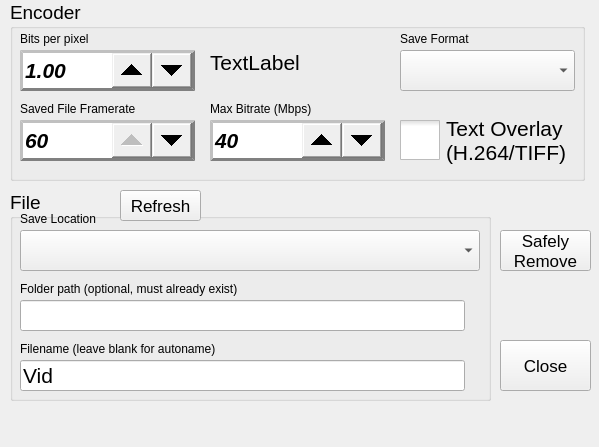
Old version of the form src/savesettingswindow.ui in the repository krontech/chronos-cam-app.
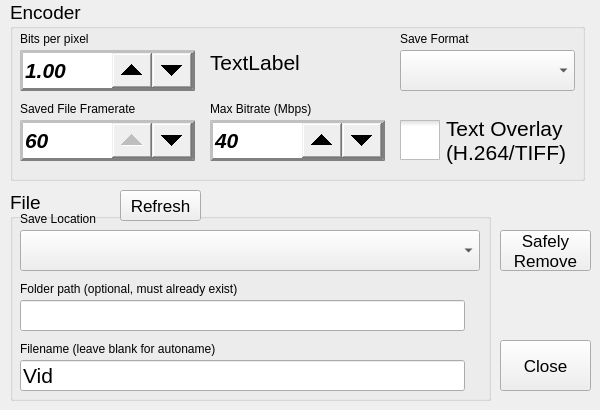
New version of the form. Custom widgets are drawn as their Qt base class.

Commit message:
Replace demo mode by making the playback buttons sticky.
Pressing either the forward or reverse buttons will start playback
and continue playing back after releasing the button. Tapping the
button a second time will toggle playback on and off.

What changed in the file:
```diff
--- a/src/savesettingswindow.ui
+++ b/src/savesettingswindow.ui
@@ -6,8 +6,8 @@
    <rect>
     <x>0</x>
     <y>0</y>
-    <width>599</width>
-    <height>447</height>
+    <width>600</width>
+    <height>410</height>
    </rect>
   </property>
   <property name="sizePolicy">
```
The commit also changes 3 other files.
